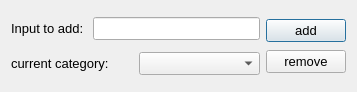
weiz0123/Invoice-Project, file PIV/UIUX/dialog.ui: the form before one commit.
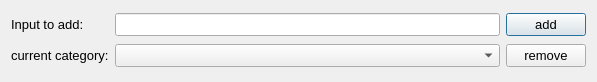
The form after the commit.

What changed in the file:
```diff
--- a/PIV/UIUX/dialog.ui
+++ b/PIV/UIUX/dialog.ui
@@ -6,8 +6,8 @@
    <rect>
     <x>0</x>
     <y>0</y>
-    <width>357</width>
-    <height>92</height>
+    <width>597</width>
+    <height>82</height>
    </rect>
   </property>
   <property name="windowTitle">
@@ -15,9 +15,7 @@
   </property>
   <layout class="QGridLayout" name="gridLayout">
    <item row="0" column="0">
-    <layout class="QHBoxLayout" name="horizontalLayout">
-     <item>
-      <widget class="QLabel" name="label_2">
+    <widget class="QLabel" name="input_label">
        <property name="font">
         <font>
          <pointsize>10</pointsize>
@@ -28,7 +26,7 @@
        </property>
       </widget>
      </item>
-     <item>
+   <item row="0" column="1">
       <widget class="QLineEdit" name="lineEdit">
        <property name="font">
         <font>
@@ -37,12 +35,8 @@
        </property>
       </widget>
      </item>
-    </layout>
-   </item>
-   <item row="0" column="1" rowspan="2">
-    <layout class="QVBoxLayout" name="verticalLayout_2">
-     <item>
-      <widget class="QPushButton" name="pushButton">
+   <item row="0" column="2">
+    <widget class="QPushButton" name="add">
        <property name="font">
         <font>
          <pointsize>10</pointsize>
@@ -53,24 +47,8 @@
        </property>
       </widget>
      </item>
-     <item>
-      <widget class="QPushButton" name="pushButton_2">
-       <property name="font">
-        <font>
-         <pointsize>10</pointsize>
-        </font>
-       </property>
-       <property name="text">
-        <string>remove</string>
-       </property>
-      </widget>
-     </item>
-    </layout>
-   </item>
    <item row="1" column="0">
-    <layout class="QHBoxLayout" name="horizontalLayout_2">
-     <item>
-      <widget class="QLabel" name="label">
+    <widget class="QLabel" name="category_label">
        <property name="font">
         <font>
          <pointsize>10</pointsize>
@@ -81,7 +59,7 @@
        </property>
       </widget>
      </item>
-     <item>
+   <item row="1" column="1">
       <widget class="QComboBox" name="comboBox">
        <property name="font">
         <font>
@@ -90,7 +68,17 @@
        </property>
       </widget>
      </item>
-    </layout>
+   <item row="1" column="2">
+    <widget class="QPushButton" name="remove">
+     <property name="font">
+      <font>
+       <pointsize>10</pointsize>
+      </font>
+     </property>
+     <property name="text">
+      <string>remove</string>
+     </property>
+    </widget>
    </item>
   </layout>
  </widget>
```
Lines whose indentation alone changed are shown as unchanged.
